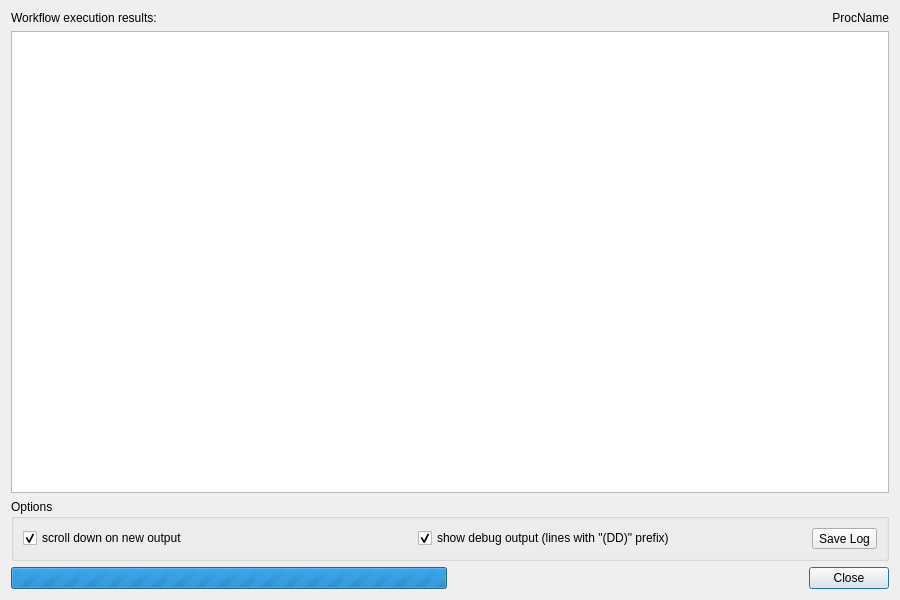
First picture: the form in src/LogDialog.ui, repository flowexpert/charon, before the edit.
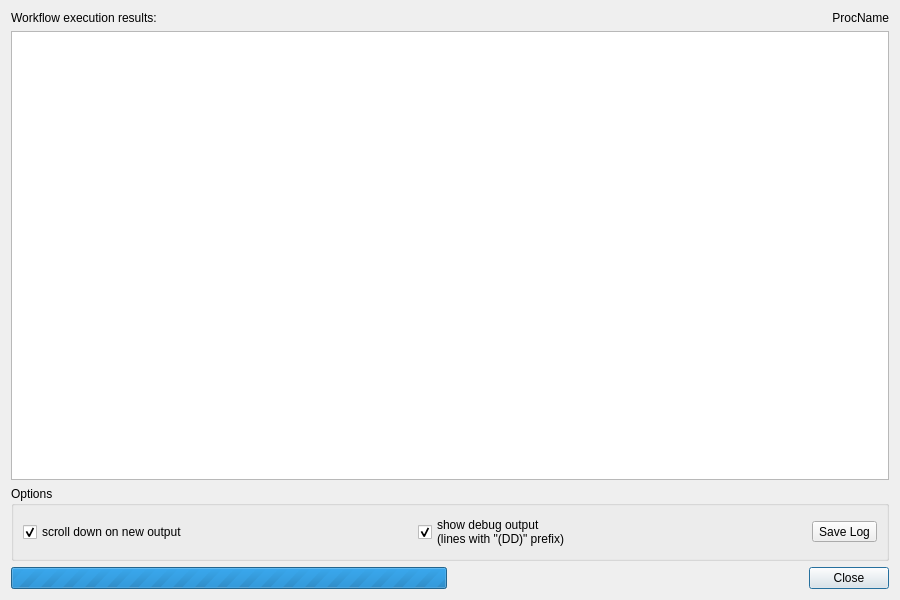
Second picture: the form after the edit. Icons and pictures are not drawn.

The edit to the form file:
```diff
--- a/src/LogDialog.ui
+++ b/src/LogDialog.ui
@@ -110,7 +110,8 @@
       <item>
        <widget class="QCheckBox" name="checkDD">
         <property name="text">
-         <string>show debug output (lines with &quot;(DD)&quot; prefix)</string>
+         <string>show debug output
+(lines with &quot;(DD)&quot; prefix)</string>
         </property>
         <property name="checked">
          <bool>true</bool>
```
